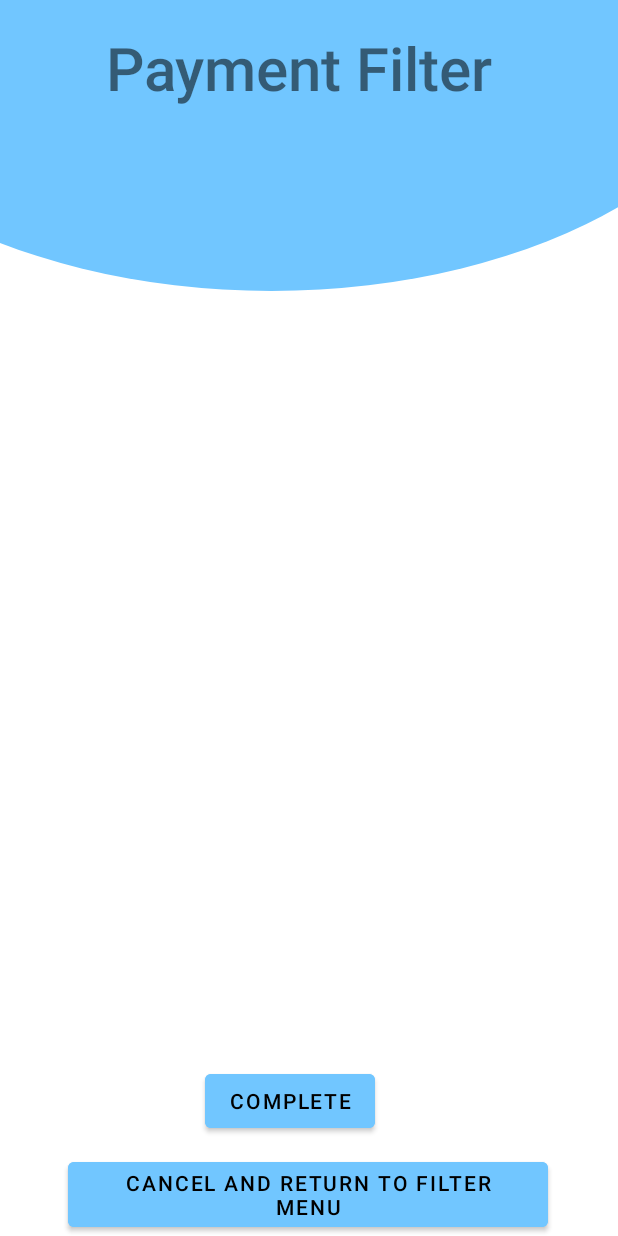
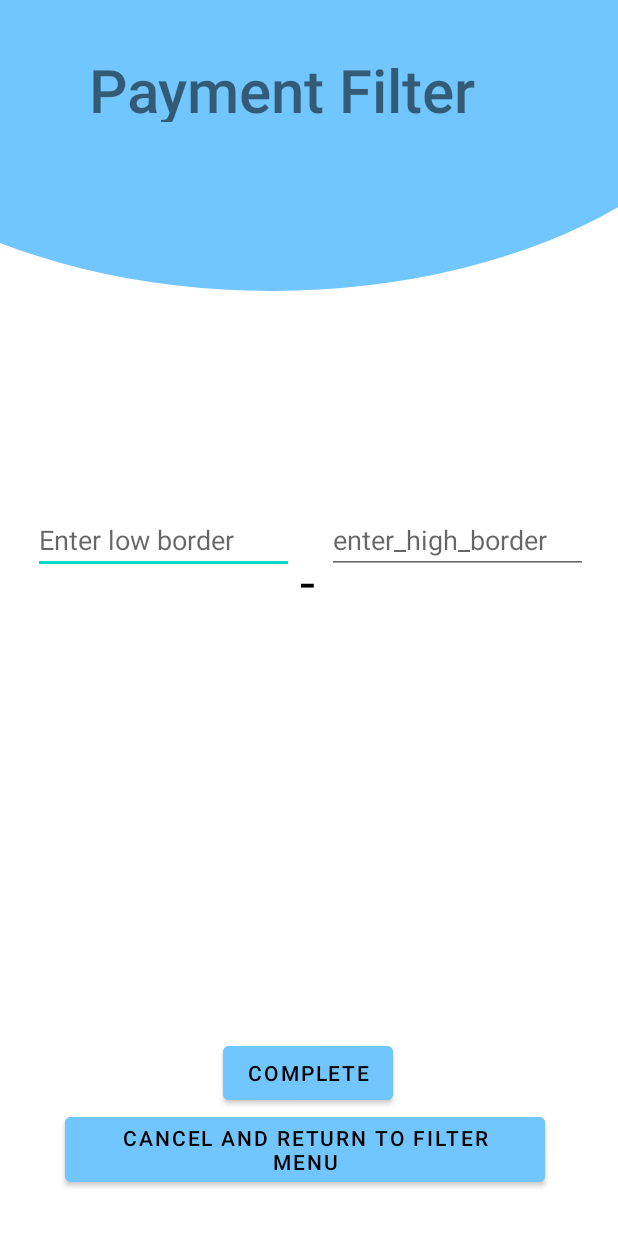
Before and after one commit to 0xAlon/GetJob, an Android app: the PaymentActivity screen opened directly, with no data from a screen before it, on a phone screen of 412 x 824 dp. Run offline under Robolectric (Android 15) with nearby library versions, the phone set to English and light mode, and no system bars.

Commit message:
Rank filter final+Payment Filter final

```diff
--- a/app/src/main/java/com/team3/getjob/PaymentActivity.java
+++ b/app/src/main/java/com/team3/getjob/PaymentActivity.java
@@ -4,13 +4,17 @@ import androidx.appcompat.app.AppCompatActivity;
 
 import android.content.Intent;
 import android.os.Bundle;
+import android.util.Log;
 import android.view.View;
 import android.widget.Button;
+import android.widget.EditText;
+import android.widget.Toast;
 
 public class PaymentActivity extends AppCompatActivity {
 
     @Override
     protected void onCreate(Bundle savedInstanceState) {
+        EditText low,high;
         super.onCreate(savedInstanceState);
         setContentView(R.layout.activity_payment);
         //option for cancel location filter and came back for filter menu
@@ -23,5 +27,24 @@ public class PaymentActivity extends AppCompatActivity {
             }
         });
         //---------------------------------------------------------------------------
+
+        //Let's Filter
+        low=findViewById(R.id.editText);
+        high=findViewById(R.id.editText1);
+        Button buttonF = (Button) findViewById(R.id.button);
+        buttonF.setOnClickListener(new View.OnClickListener() {
+            @Override
+            public void onClick(View v) {
+                if(low.getText().toString().isEmpty() || high.getText().toString().isEmpty()){
+                    Toast.makeText(PaymentActivity.this,"Empty",Toast.LENGTH_LONG).show();
+                }else{
+                    String lowF=low.getText().toString();
+                    String highF=high.getText().toString();
+                    //need to add return low and high
+                }
+            }
+        });
+        //---------------------------------------------------------------------------
+
     }
 }
--- a/app/src/main/java/com/team3/getjob/rank_filter.java
+++ b/app/src/main/java/com/team3/getjob/rank_filter.java
@@ -94,6 +94,6 @@ public class rank_filter extends AppCompatActivity {
             }
         });
         //--------------------------------------------------------------------------
-
+    //need to add and think how to return this array of rank choces
     }
 }
--- a/app/src/main/res/layout/activity_languages.xml
+++ b/app/src/main/res/layout/activity_languages.xml
@@ -6,6 +6,23 @@
     android:layout_height="match_parent"
     android:background="@drawable/background"
     tools:context=".LanguagesActivity">
+
+    <LinearLayout
+        android:id="@+id/linearLayout"
+        android:layout_width="324dp"
+        android:layout_height="51dp"
+        android:layout_marginStart="80dp"
+
+        android:layout_marginTop="30dp"
+        android:layout_marginEnd="80dp"
+        android:layout_marginBottom="180dp"
+        android:orientation="vertical"
+        app:layout_constraintBottom_toBottomOf="parent"
+        app:layout_constraintEnd_toEndOf="parent"
+        app:layout_constraintHorizontal_bias="0.506"
+        app:layout_constraintStart_toStartOf="parent"
+        app:layout_constraintTop_toTopOf="parent"
+        app:layout_constraintVertical_bias="0.0">
 
         <TextView
             android:id="@+id/textView"
@@ -22,6 +39,7 @@
             app:layout_constraintStart_toStartOf="parent"
             app:layout_constraintTop_toTopOf="parent"
             app:layout_constraintVertical_bias="0.023" />
+    </LinearLayout>
 
     <Button
         android:id="@+id/button"
--- a/app/src/main/res/layout/activity_location.xml
+++ b/app/src/main/res/layout/activity_location.xml
@@ -6,6 +6,23 @@
     android:layout_height="match_parent"
     android:background="@drawable/background"
     tools:context=".Location">
+
+    <LinearLayout
+        android:id="@+id/linearLayout"
+        android:layout_width="324dp"
+        android:layout_height="51dp"
+        android:layout_marginStart="80dp"
+
+        android:layout_marginTop="30dp"
+        android:layout_marginEnd="80dp"
+        android:layout_marginBottom="180dp"
+        android:orientation="vertical"
+        app:layout_constraintBottom_toBottomOf="parent"
+        app:layout_constraintEnd_toEndOf="parent"
+        app:layout_constraintHorizontal_bias="0.506"
+        app:layout_constraintStart_toStartOf="parent"
+        app:layout_constraintTop_toTopOf="parent"
+        app:layout_constraintVertical_bias="0.0">
 
         <TextView
             android:id="@+id/textView"
@@ -21,6 +38,8 @@
             app:layout_constraintStart_toStartOf="parent"
             app:layout_constraintTop_toTopOf="parent"
             app:layout_constraintVertical_bias="0.023" />
+    </LinearLayout>
+
 
     <Button
         android:id="@+id/button"
--- a/app/src/main/res/layout/activity_payment.xml
+++ b/app/src/main/res/layout/activity_payment.xml
@@ -6,22 +6,6 @@
     android:layout_height="match_parent"
     android:background="@drawable/background"
     tools:context=".LanguagesActivity">
-
-    <TextView
-        android:id="@+id/textView"
-        android:layout_width="331dp"
-        android:layout_height="56dp"
-        android:fontFamily="sans-serif-medium"
-        android:gravity="center"
-
-        android:text="@string/payment_filter"
-        android:textSize="40sp"
-        app:layout_constraintBottom_toBottomOf="parent"
-        app:layout_constraintEnd_toEndOf="parent"
-        app:layout_constraintHorizontal_bias="0.425"
-        app:layout_constraintStart_toStartOf="parent"
-        app:layout_constraintTop_toTopOf="parent"
-        app:layout_constraintVertical_bias="0.023" />
 
     <Button
         android:id="@+id/button"
@@ -32,10 +16,10 @@
         android:textColor="@color/black"
         app:layout_constraintBottom_toBottomOf="parent"
         app:layout_constraintEnd_toEndOf="parent"
-        app:layout_constraintHorizontal_bias="0.457"
+        app:layout_constraintHorizontal_bias="0.498"
         app:layout_constraintStart_toStartOf="parent"
         app:layout_constraintTop_toTopOf="parent"
-        app:layout_constraintVertical_bias="0.915" />
+        app:layout_constraintVertical_bias="0.891" />
 
     <Button
         android:id="@+id/button2"
@@ -46,10 +30,104 @@
         android:textColor="@color/black"
         app:layout_constraintBottom_toBottomOf="parent"
         app:layout_constraintEnd_toEndOf="parent"
-        app:layout_constraintHorizontal_bias="0.494"
+        app:layout_constraintHorizontal_bias="0.472"
         app:layout_constraintStart_toStartOf="parent"
         app:layout_constraintTop_toTopOf="parent"
-        app:layout_constraintVertical_bias="1.0" />
+        app:layout_constraintVertical_bias="0.961" />
+
+    <LinearLayout
+        android:id="@+id/linearLayout"
+        android:layout_width="324dp"
+        android:layout_height="51dp"
+        android:layout_marginStart="80dp"
+
+        android:layout_marginTop="30dp"
+        android:layout_marginEnd="80dp"
+        android:layout_marginBottom="180dp"
+        android:orientation="vertical"
+        app:layout_constraintBottom_toBottomOf="parent"
+        app:layout_constraintEnd_toEndOf="parent"
+        app:layout_constraintHorizontal_bias="0.506"
+        app:layout_constraintStart_toStartOf="parent"
+        app:layout_constraintTop_toTopOf="parent"
+        app:layout_constraintVertical_bias="0.0">
+
+        <TextView
+            android:id="@+id/textView"
+            android:layout_width="288dp"
+            android:layout_height="59dp"
+            android:fontFamily="sans-serif-medium"
+            android:gravity="center"
+            android:text="@string/payment_filter"
+            android:textAlignment="center"
+            android:textSize="40sp" />
+    </LinearLayout>
+
+    <LinearLayout
+        android:layout_width="174dp"
+        android:layout_height="41dp"
+        android:layout_marginHorizontal="20dp"
+        android:layout_marginVertical="300dp"
+        android:layout_marginTop="80dp"
+        android:orientation="horizontal"
+        app:layout_constraintBottom_toBottomOf="parent"
+        app:layout_constraintEnd_toEndOf="parent"
+        app:layout_constraintHorizontal_bias="0.01"
+        app:layout_constraintStart_toStartOf="parent"
+        app:layout_constraintTop_toTopOf="parent"
+        app:layout_constraintVertical_bias="0.225"
+
+        >
+
+
+        <EditText
+            android:id="@+id/editText"
+            android:layout_width="match_parent"
+            android:layout_height="match_parent"
+            android:layout_weight="1"
+            android:hint="@string/enter_low_border" />
+
+    </LinearLayout>
+
+    <LinearLayout
+        android:layout_width="174dp"
+        android:layout_height="41dp"
+        android:layout_marginHorizontal="20dp"
+        android:layout_marginVertical="300dp"
+        android:layout_marginTop="80dp"
+        android:orientation="horizontal"
+        app:layout_constraintBottom_toBottomOf="parent"
+        app:layout_constraintEnd_toEndOf="parent"
+        app:layout_constraintHorizontal_bias="1.0"
+        app:layout_constraintStart_toStartOf="parent"
+        app:layout_constraintTop_toTopOf="parent"
+        app:layout_constraintVertical_bias="0.225"
+
+        >
+
+
+        <EditText
+            android:id="@+id/editText1"
+            android:layout_width="match_parent"
+            android:layout_height="match_parent"
+            android:layout_weight="1"
+            android:hint="@string/enter_high_border" />
+
+    </LinearLayout>
+
+    <TextView
+        android:id="@+id/textView5"
+        android:layout_width="wrap_content"
+        android:layout_height="wrap_content"
+        android:text="-"
+        android:textColor="@color/black"
+        android:textSize="36sp"
+        app:layout_constraintBottom_toBottomOf="parent"
+        app:layout_constraintEnd_toEndOf="parent"
+        app:layout_constraintHorizontal_bias="0.498"
+        app:layout_constraintStart_toStartOf="parent"
+        app:layout_constraintTop_toTopOf="parent"
+        app:layout_constraintVertical_bias="0.468" />
 
 
 </androidx.constraintlayout.widget.ConstraintLayout>
--- a/app/src/main/res/layout/activity_rank_filter.xml
+++ b/app/src/main/res/layout/activity_rank_filter.xml
@@ -142,5 +142,4 @@
         app:layout_constraintVertical_bias="1.0"
 
         />
-
 </LinearLayout>
--- a/app/src/main/res/values/strings.xml
+++ b/app/src/main/res/values/strings.xml
@@ -18,5 +18,9 @@
     <string name="payment">Payment</string>
     <string name="languages_filter">Languages Filter</string>
     <string name="payment_filter">Payment Filter</string>
+    <string name="low">low</string>
+    <string name="enter_low_border">Enter low border</string>
+    <string name="enter_high_border">enter_high_border</string>
+    <string name="high">high</string>
 
 </resources>
```
Also changed, not shown: 14 other files. Lines whose indentation alone changed are shown as unchanged.
